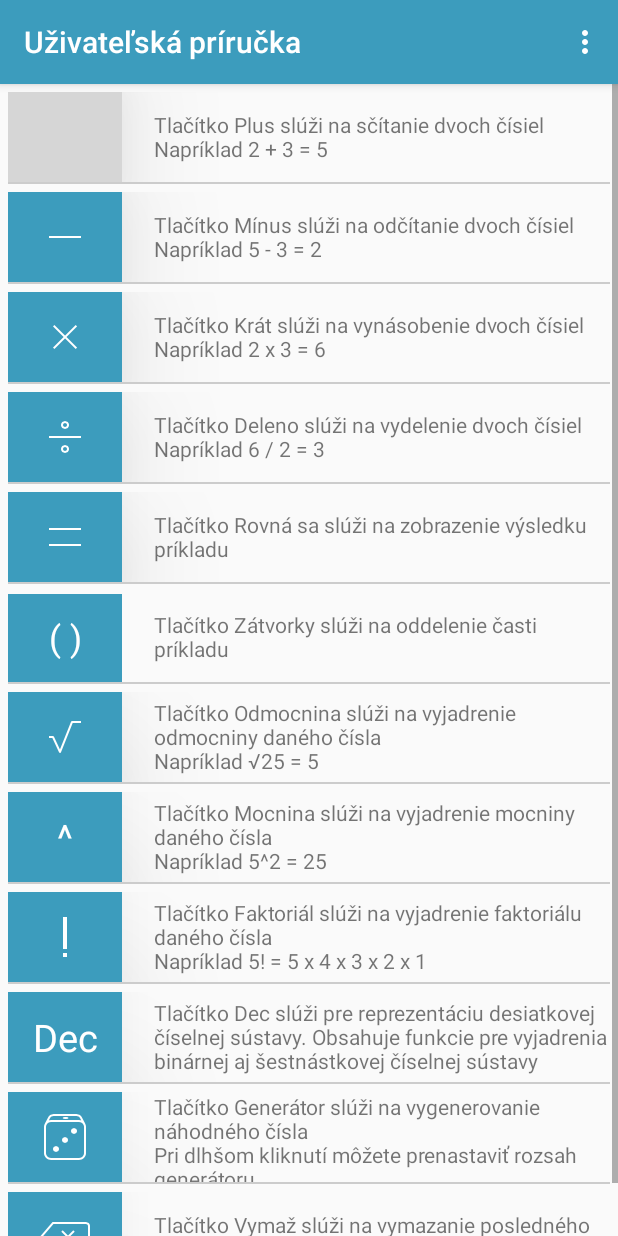
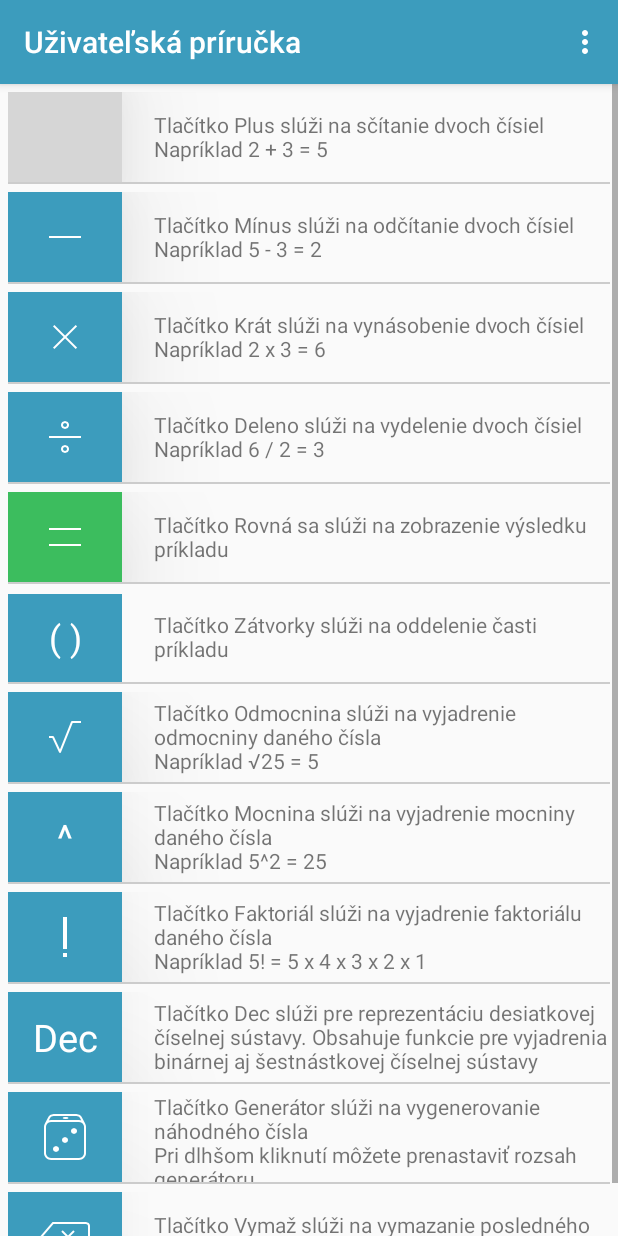
Before and after one commit to ppristas/ivs, an Android app: the ManualActivity screen opened directly, with no data from a screen before it, on a phone screen of 412 x 824 dp. Run offline under Robolectric (Android 15) with nearby library versions, the phone set to English and light mode, and no system bars; grey boxes are pictures that could not be loaded.

Commit message:
zmena farby buttonu

```diff
--- a/src/Kalkulacka/app/src/main/res/layout/manual_layout.xml
+++ b/src/Kalkulacka/app/src/main/res/layout/manual_layout.xml
@@ -185,7 +185,7 @@
             android:layout_height="match_parent"
             android:layout_weight="1"
             style="@style/Widget.AppCompat.Button.Borderless"
-            android:background="@color/classicButtons"
+            android:background="#3cbd5e"
             android:layout_marginRight="1dp"
             android:textAppearance="@style/TextAppearance.AppCompat.Headline"
             android:fontFamily="sans-serif"
```
